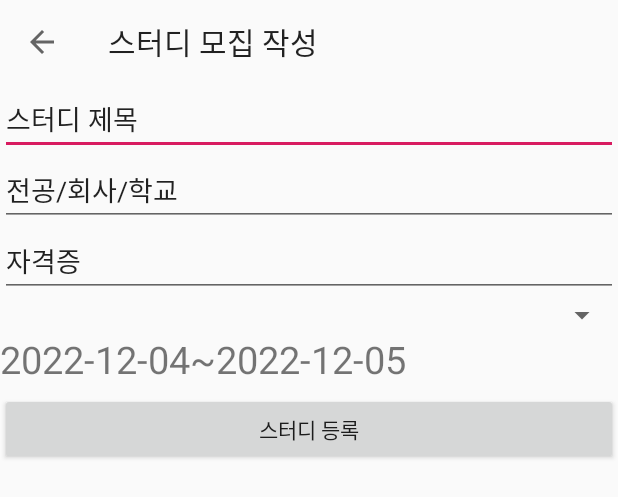
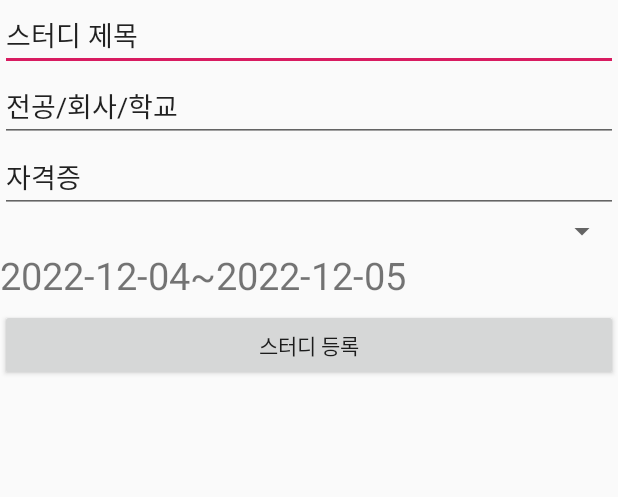
Before and after one commit to KoEunseong/Final_term_android, an Android app: the layout study_post_regist.xml on its own in the app's theme, with its tools: preview values and no code run, on a phone screen of 412 x 824 dp. Shown: the top 497 px of the screen. Run offline under Robolectric (Android 15) with nearby library versions, the phone set to English and light mode, and no system bars.

Commit message:
인텐트 연결 : 스터디 모집 등록글 관련

```diff
--- a/app/src/main/java/com/example/final_project/MainActivity.kt
+++ b/app/src/main/java/com/example/final_project/MainActivity.kt
@@ -33,6 +33,11 @@ class MainActivity : TabActivity(){
         tabSpecSettings.setContent(R.id.settings)
         tabHost.addTab(tabSpecSettings)
 
+        intent = Intent(applicationContext,Post_regist::class.java)
+        var tabSpecPost_regist = tabHost.newTabSpec("post_regist").setIndicator("스터디모집등록")
+        tabSpecPost_regist.setContent(intent)
+        tabHost.addTab(tabSpecPost_regist)
+
 
         tabHost.currentTab = 0
         //반영
--- a/app/src/main/java/com/example/final_project/Post_regist.kt
+++ b/app/src/main/java/com/example/final_project/Post_regist.kt
@@ -15,6 +15,7 @@ class Post_regist : AppCompatActivity() {
 
     override fun onCreate(savedInstanceState: Bundle?) {
         super.onCreate(savedInstanceState)
+        setContentView(R.layout.study_post_regist)
 
 
     }
--- a/app/src/main/res/layout/activity_main.xml
+++ b/app/src/main/res/layout/activity_main.xml
@@ -49,6 +49,12 @@
                     android:orientation="vertical"
                     android:id="@+id/settings"></LinearLayout>
 
+                <LinearLayout
+                    android:layout_width="wrap_content"
+                    android:layout_height="wrap_content"
+                    android:orientation="vertical"
+                    android:id="@+id/post_regist"></LinearLayout>
+
             </FrameLayout>
 
 
--- a/app/src/main/res/layout/study_post_regist.xml
+++ b/app/src/main/res/layout/study_post_regist.xml
@@ -2,22 +2,11 @@
 <LinearLayout
     xmlns:android="http://schemas.android.com/apk/res/android"
     xmlns:app="http://schemas.android.com/apk/res-auto"
-
     android:orientation="vertical"
     android:layout_width="match_parent"
     android:layout_height="match_parent">
 
-    <androidx.appcompat.widget.Toolbar
-        android:id="@+id/toolbar"
-        android:layout_width="match_parent"
-        android:layout_height="?attr/actionBarSize"
-        android:elevation="1dp"
-        app:navigationIcon="?homeAsUpIndicator"
-        app:title="스터디 모집 작성"
-        app:menu="@menu/menu_write_toolbar"
-        app:layout_constraintTop_toTopOf="parent"
-        app:layout_constraintLeft_toLeftOf="parent"
-        app:layout_constraintRight_toRightOf="parent" />
+
 
     <LinearLayout
         android:layout_width="match_parent"
```
